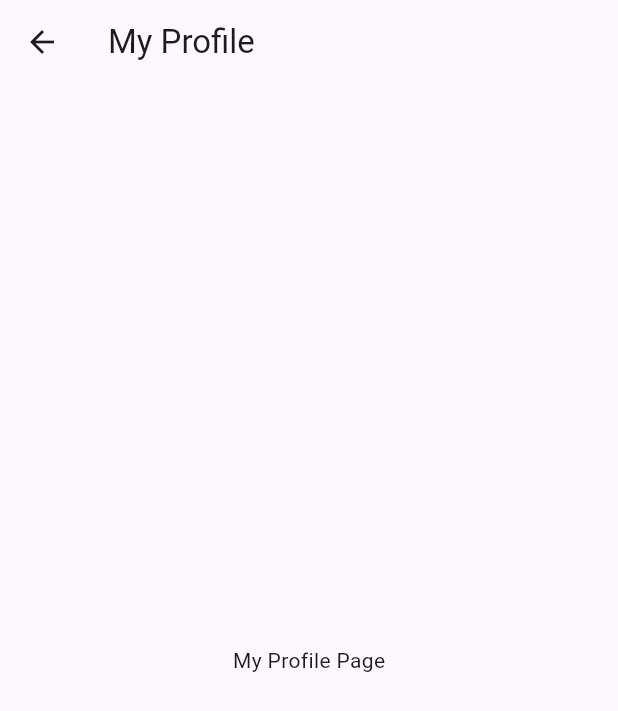
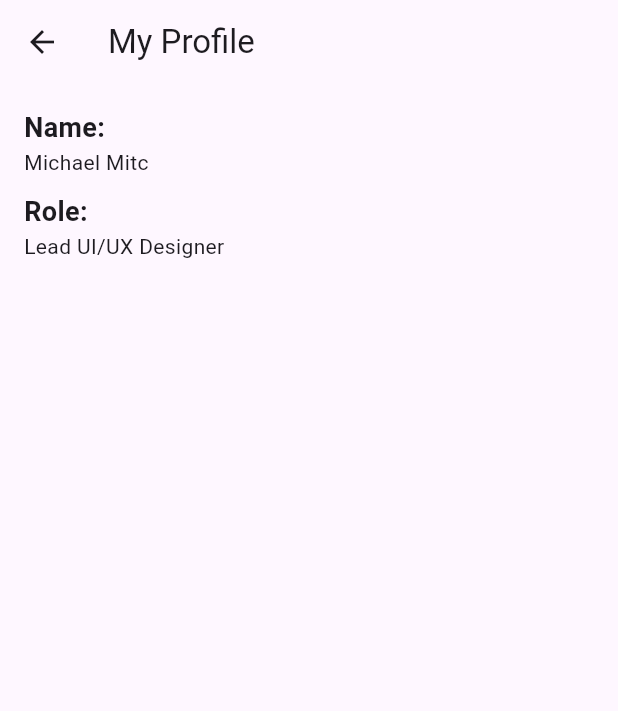
Before and after one commit to michaellay19/SKRIPSI, a Flutter app: the ProfilePage screen opened directly, after a tap on "My Profile", on a phone screen of 412 x 824 dp. Shown: the top 711 px of the screen. Run offline on Flutter 3.47's test engine with Material 3 defaults, Android fonts, the phone set to English and light mode, and no system bars; our stand-ins replace camera, cloud_firestore, firebase_auth, firebase_core, firebase_storage, permission_handler; accounts and stored records are empty.

Commit message:
update request page and profile page

```diff
--- a/lib/pages/profile_page.dart
+++ b/lib/pages/profile_page.dart
@@ -51,34 +51,10 @@ class _ProfilePageState extends State<ProfilePage> {
     );
   }
 
-  void _navigateToMyProfile() {
+  void _navigateToPage(Widget page) {
     Navigator.of(context).push(
       MaterialPageRoute(
-        builder: (context) => const MyProfilePage(),
-      ),
-    );
-  }
-
-  void _navigateToSettings() {
-    Navigator.of(context).push(
-      MaterialPageRoute(
-        builder: (context) => const SettingsPage(),
-      ),
-    );
-  }
-
-  void _navigateToTermsAndConditions() {
-    Navigator.of(context).push(
-      MaterialPageRoute(
-        builder: (context) => const TermsAndConditionsPage(),
-      ),
-    );
-  }
-
-  void _navigateToPrivacyPolicy() {
-    Navigator.of(context).push(
-      MaterialPageRoute(
-        builder: (context) => const PrivacyPolicyPage(),
+        builder: (context) => page,
       ),
     );
   }
@@ -89,7 +65,7 @@ class _ProfilePageState extends State<ProfilePage> {
       appBar: AppBar(
         title: const Text('Profile'),
         centerTitle: true,
-        backgroundColor: Colors.white,
+        backgroundColor: Colors.blue,
         elevation: 0,
       ),
       body: SingleChildScrollView(
@@ -126,12 +102,25 @@ class _ProfilePageState extends State<ProfilePage> {
               ),
               const SizedBox(height: 30),
               _buildMenuOption(
-                  Icons.person, 'My Profile', _navigateToMyProfile),
-              _buildMenuOption(Icons.settings, 'Settings', _navigateToSettings),
-              _buildMenuOption(Icons.article, 'Terms & Conditions',
-                  _navigateToTermsAndConditions),
-              _buildMenuOption(Icons.privacy_tip, 'Privacy Policy',
-                  _navigateToPrivacyPolicy),
+                Icons.person,
+                'My Profile',
+                () => _navigateToPage(const MyProfilePage()),
+              ),
+              _buildMenuOption(
+                Icons.settings,
+                'Settings',
+                () => _navigateToPage(const SettingsPage()),
+              ),
+              _buildMenuOption(
+                Icons.article,
+                'Terms & Conditions',
+                () => _navigateToPage(const TermsAndConditionsPage()),
+              ),
+              _buildMenuOption(
+                Icons.privacy_tip,
+                'Privacy Policy',
+                () => _navigateToPage(const PrivacyPolicyPage()),
+              ),
               const SizedBox(height: 20),
               GestureDetector(
                 onTap: _logout,
@@ -141,7 +130,7 @@ class _ProfilePageState extends State<ProfilePage> {
                     Icon(Icons.logout, color: Colors.red),
                     SizedBox(width: 10),
                     Text(
-                      'Log Out',
+                      'Log out',
                       style: TextStyle(color: Colors.red, fontSize: 16),
                     ),
                   ],
@@ -155,10 +144,14 @@ class _ProfilePageState extends State<ProfilePage> {
   }
 
   Widget _buildMenuOption(IconData icon, String title, VoidCallback onTap) {
-    return ListTile(
-      leading: Icon(icon, color: Colors.blue),
-      title: Text(title, style: const TextStyle(fontSize: 16)),
-      onTap: onTap,
+    return Card(
+      elevation: 2,
+      margin: const EdgeInsets.symmetric(vertical: 8),
+      child: ListTile(
+        leading: Icon(icon, color: Colors.blue),
+        title: Text(title, style: const TextStyle(fontSize: 16)),
+        onTap: onTap,
+      ),
     );
   }
 }
@@ -254,8 +247,24 @@ class MyProfilePage extends StatelessWidget {
       appBar: AppBar(
         title: const Text('My Profile'),
       ),
-      body: Center(
-        child: const Text('My Profile Page'),
+      body: Padding(
+        padding: const EdgeInsets.all(16.0),
+        child: Column(
+          crossAxisAlignment: CrossAxisAlignment.start,
+          children: [
+            const Text(
+              'Name:',
+              style: TextStyle(fontWeight: FontWeight.bold, fontSize: 18),
+            ),
+            const Text('Michael Mitc'),
+            const SizedBox(height: 10),
+            const Text(
+              'Role:',
+              style: TextStyle(fontWeight: FontWeight.bold, fontSize: 18),
+            ),
+            const Text('Lead UI/UX Designer'),
+          ],
+        ),
       ),
     );
   }
@@ -270,8 +279,22 @@ class SettingsPage extends StatelessWidget {
       appBar: AppBar(
         title: const Text('Settings'),
       ),
-      body: Center(
-        child: const Text('Settings Page'),
+      body: Padding(
+        padding: const EdgeInsets.all(16.0),
+        child: Column(
+          crossAxisAlignment: CrossAxisAlignment.start,
+          children: const [
+            Text(
+              'Settings Option 1',
+              style: TextStyle(fontSize: 18),
+            ),
+            SizedBox(height: 10),
+            Text(
+              'Settings Option 2',
+              style: TextStyle(fontSize: 18),
+            ),
+          ],
+        ),
       ),
     );
   }
@@ -286,8 +309,12 @@ class TermsAndConditionsPage extends StatelessWidget {
       appBar: AppBar(
         title: const Text('Terms & Conditions'),
       ),
-      body: Center(
-        child: const Text('Terms & Conditions Page'),
+      body: Padding(
+        padding: const EdgeInsets.all(16.0),
+        child: const Text(
+          'By using this application, you agree to the following terms and conditions. These include respecting intellectual property rights, refraining from unauthorized access, and adhering to local laws and regulations.',
+          style: TextStyle(fontSize: 16),
+        ),
       ),
     );
   }
@@ -302,8 +329,12 @@ class PrivacyPolicyPage extends StatelessWidget {
       appBar: AppBar(
         title: const Text('Privacy Policy'),
       ),
-      body: Center(
-        child: const Text('Privacy Policy Page'),
+      body: Padding(
+        padding: const EdgeInsets.all(16.0),
+        child: const Text(
+          'We are committed to protecting your privacy. This policy outlines how your personal information is collected, used, and shared when using our application.',
+          style: TextStyle(fontSize: 16),
+        ),
       ),
     );
   }
```
Also changed, not shown: lib/pages/request_page.dart (+41 -34 lines).
